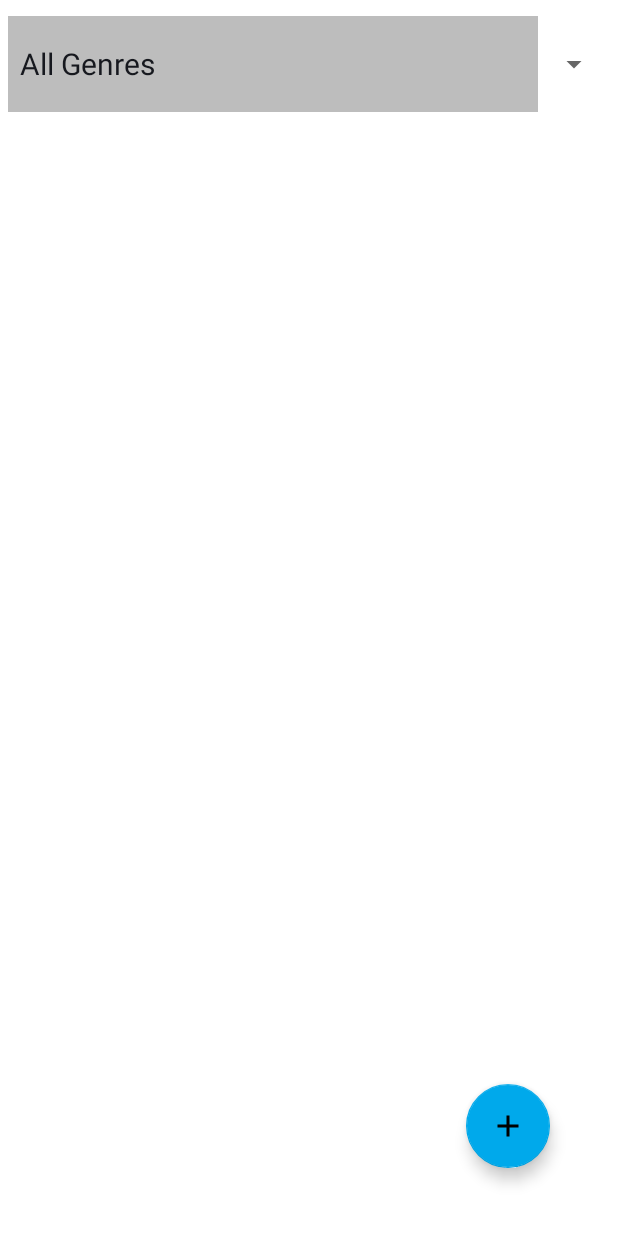
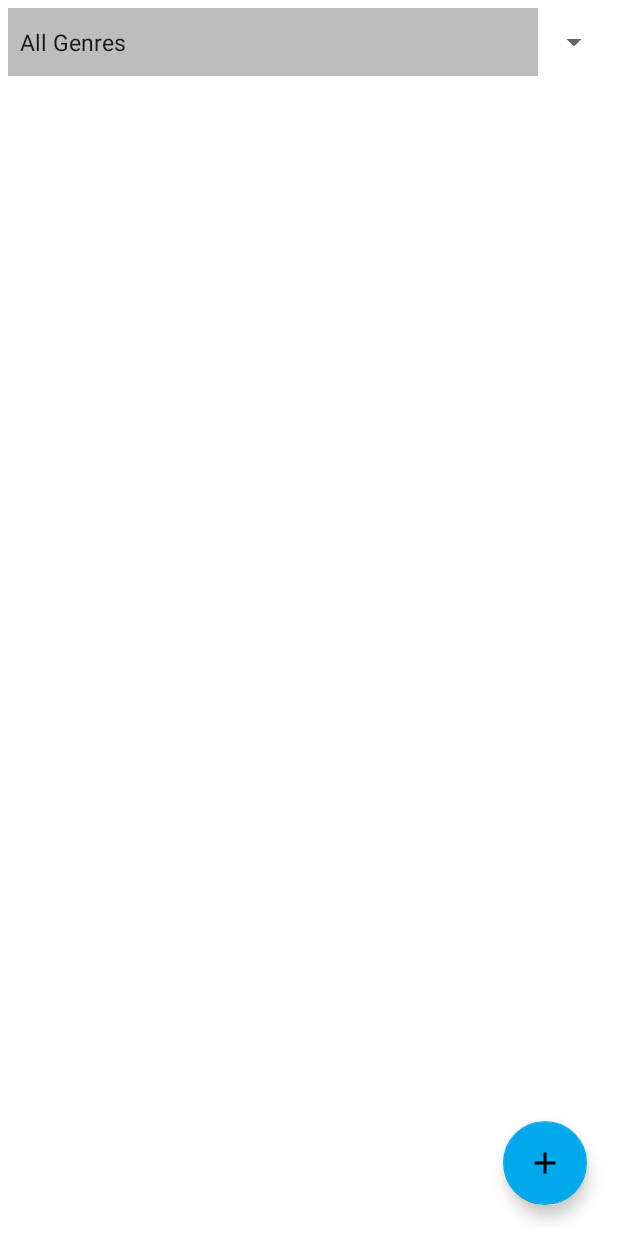
Before and after one commit to Daniel1991T/My-Virtual-Library, an Android app: the MainActivity screen opened directly, with no data from a screen before it, after a tap on "VIEW ALL BOOKS", on a phone screen of 412 x 824 dp. Run offline under Robolectric (Android 15) with nearby library versions, the phone set to English and light mode, and no system bars; plain views replace SearchableSpinner; pictures from the network do not load; Roboto replaces fonts that are not available here.

Commit message:
My first app!

```diff
--- a/app/src/main/AndroidManifest.xml
+++ b/app/src/main/AndroidManifest.xml
@@ -11,7 +11,8 @@
         android:roundIcon="@mipmap/ic_launcher_round"
         android:supportsRtl="true"
         android:theme="@style/AppTheme">
-        <activity android:name=".AboutActivity"></activity>
+        <activity android:name=".AboutActivity"
+            android:screenOrientation="portrait"></activity>
         <activity android:name=".AlreadyReadActivity" />
         <activity android:name=".FavoriteActivity" />
         <activity android:name=".CurrentlyReadingActivity" />
--- a/app/src/main/java/com/compani/ilai/myvirtuallibrary/AddBookActivity.java
+++ b/app/src/main/java/com/compani/ilai/myvirtuallibrary/AddBookActivity.java
@@ -2,15 +2,12 @@ package com.compani.ilai.myvirtuallibrary;
 
 import androidx.appcompat.app.AppCompatActivity;
 
-import android.annotation.SuppressLint;
 import android.content.Intent;
 import android.os.Bundle;
 import android.view.View;
-import android.widget.AdapterView;
-import android.widget.ArrayAdapter;
+
 import android.widget.Button;
 import android.widget.EditText;
-import android.widget.Spinner;
 import android.widget.Toast;
 
 public class AddBookActivity extends AppCompatActivity {
--- a/app/src/main/java/com/compani/ilai/myvirtuallibrary/AllBooksActivity.java
+++ b/app/src/main/java/com/compani/ilai/myvirtuallibrary/AllBooksActivity.java
@@ -71,10 +71,8 @@ public class AllBooksActivity extends AppCompatActivity {
         if (selectedGenres.equals("All Genres")) {
             ArrayList<Book> books = new ArrayList<>(databaseHelper.getAllBooksList());
             adapterBook.setBooks(books);
-
         } else {
             adapterBook.getFilter().filter(selectedGenres);
-
         }
 
     }
--- a/app/src/main/java/com/compani/ilai/myvirtuallibrary/MainActivity.java
+++ b/app/src/main/java/com/compani/ilai/myvirtuallibrary/MainActivity.java
@@ -17,6 +17,7 @@ public class MainActivity extends AppCompatActivity {
     protected void onCreate(Bundle savedInstanceState) {
         super.onCreate(savedInstanceState);
         setContentView(R.layout.activity_main);
+        Utils.getInstance();
 
         initButtons();
 
--- a/app/src/main/java/com/compani/ilai/myvirtuallibrary/Utils.java
+++ b/app/src/main/java/com/compani/ilai/myvirtuallibrary/Utils.java
@@ -1,4 +1,8 @@
 package com.compani.ilai.myvirtuallibrary;
+
+import android.content.Context;
+
+import java.util.ArrayList;
 
 public class Utils {
 
@@ -7,4 +11,24 @@ public class Utils {
     public static final String LIBRARY_NAME_SP = "libraryNameKey";
 
     public static final String BOOK_ID = "book_id";
+
+    private static Utils instance;
+    private static Context mContext;
+    private static ArrayList<Book> allBooks;
+
+    private Utils(Context context) {
+        if (allBooks == null) {
+            allBooks = new ArrayList<>();
+        }
+        mContext = context;
+    }
+
+    public static Utils getInstance() {
+        if (instance != null) {
+            return instance;
+        } else {
+            return new Utils(mContext);
+        }
+    }
+
 }
--- a/app/src/main/res/layout/activity_all_books.xml
+++ b/app/src/main/res/layout/activity_all_books.xml
@@ -12,16 +12,18 @@
         android:layout_height="80dp"
         android:orientation="vertical"
         tools:ignore="MissingConstraints">
+
         <com.toptoche.searchablespinnerlibrary.SearchableSpinner
+            android:id="@+id/allBookSpinner"
             android:layout_width="match_parent"
-            android:layout_height="75dp"
-            android:id="@+id/allBookSpinner" />
+            android:layout_height="45dp" />
     </LinearLayout>
 
     <androidx.recyclerview.widget.RecyclerView
         android:id="@+id/allBookRecView"
         android:layout_width="wrap_content"
-        android:layout_height="wrap_content"
+        android:layout_height="0dp"
+        android:layout_marginBottom="8dp"
         app:layout_constraintBottom_toBottomOf="parent"
         app:layout_constraintEnd_toEndOf="parent"
         app:layout_constraintStart_toStartOf="parent"
@@ -33,9 +35,9 @@
         android:id="@+id/fabAddBook"
         android:layout_width="wrap_content"
         android:layout_height="wrap_content"
-        android:layout_marginEnd="40dp"
-        android:layout_marginRight="40dp"
-        android:layout_marginBottom="40dp"
+        android:layout_marginEnd="15dp"
+        android:layout_marginRight="15dp"
+        android:layout_marginBottom="15dp"
         android:clickable="true"
         android:focusable="true"
         app:backgroundTint="@color/colorPrimary"
@@ -49,6 +51,6 @@
         android:layout_width="wrap_content"
         android:layout_height="wrap_content"
         android:orientation="horizontal"
-        app:layout_constraintGuide_begin="80dp" />
+        app:layout_constraintGuide_begin="45dp" />
 
 </androidx.constraintlayout.widget.ConstraintLayout>
--- a/app/src/main/res/layout/spinner_drop_down_item.xml
+++ b/app/src/main/res/layout/spinner_drop_down_item.xml
@@ -8,7 +8,7 @@
     android:ellipsize="marquee"
     android:text="@string/add_book_gen"
     android:textColor="@color/colorAccent"
-    android:textSize="20dp"
+    android:textSize="15sp"
     android:textStyle="normal"
     android:fontFamily="@font/bevan"
     android:background="@color/selectColour"
--- a/app/src/main/res/layout/spinner_item.xml
+++ b/app/src/main/res/layout/spinner_item.xml
@@ -3,7 +3,7 @@
     android:layout_width="match_parent"
     android:layout_height="match_parent"
 
-    android:textSize="20dp"
+    android:textSize="15sp"
     android:fontFamily="@font/bevan"
     android:textStyle="normal"
     android:textColor="@color/colorAccent"
--- a/app/src/main/res/values/styles.xml
+++ b/app/src/main/res/values/styles.xml
@@ -9,7 +9,7 @@
     </style>
 
     <style name="SpinnerTheme">
-        <item name="android:textStyle">bold</item>
+        <item name="android:textStyle">normal</item>
         <item name="fontFamily">@font/bevan</item>
         <item name="android:textColor">@color/colorAccent</item>
     </style>
```
Also changed, not shown: app/src/main/java/com/compani/ilai/myvirtuallibrary/DatabaseHelper.java (+56 -0 lines).
